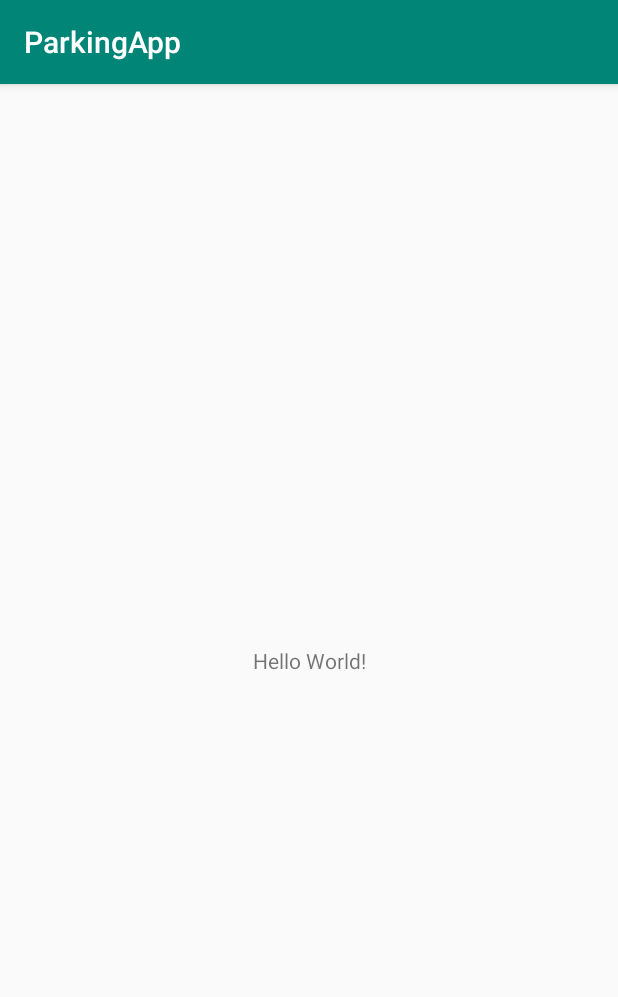
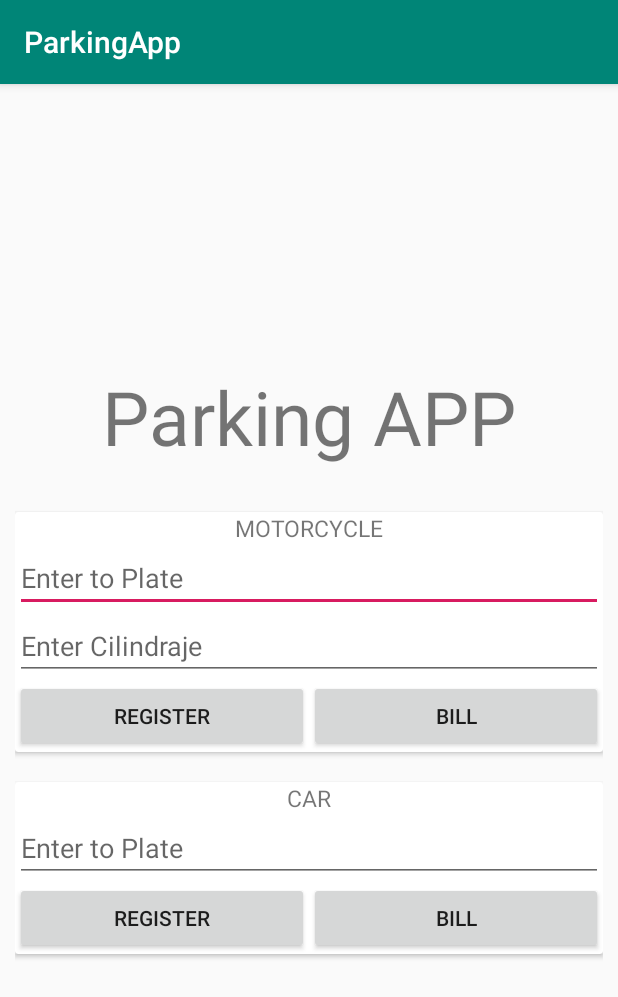
Before and after one commit to fabianmondragon/adn_ceiba_parking, an Android app: the screen it shows after launch (MainActivity), on a phone screen of 412 x 824 dp. Shown: the top 997 px of the screen. Run offline under Robolectric (Android 15) with nearby library versions, the phone set to English and light mode, and no system bars; our stand-ins replace Dagger/Hilt's generated code, data binding.

```diff
--- a/app/src/main/AndroidManifest.xml
+++ b/app/src/main/AndroidManifest.xml
@@ -3,13 +3,14 @@
     package="com.example.parkingapp">
 
     <application
+        android:name=".di.BaseApplication"
         android:allowBackup="true"
         android:icon="@mipmap/ic_launcher"
         android:label="@string/app_name"
         android:roundIcon="@mipmap/ic_launcher_round"
         android:supportsRtl="true"
         android:theme="@style/AppTheme">
-        <activity android:name=".MainActivity">
+        <activity android:name=".view.MainActivity">
             <intent-filter>
                 <action android:name="android.intent.action.MAIN" />
 
--- a/app/src/main/java/com/example/parkingapp/MainActivity.java
+++ /dev/null
@@ -1,14 +0,0 @@
-package com.example.parkingapp;
-
-import androidx.appcompat.app.AppCompatActivity;
-
-import android.os.Bundle;
-
-public class MainActivity extends AppCompatActivity {
-
-    @Override
-    protected void onCreate(Bundle savedInstanceState) {
-        super.onCreate(savedInstanceState);
-        setContentView(R.layout.activity_main);
-    }
-}
--- /dev/null
+++ b/app/src/main/java/com/example/parkingapp/di/BaseApplication.java
@@ -0,0 +1,35 @@
+package com.example.parkingapp.di;
+
+import android.app.Application;
+import android.content.Context;
+
+import javax.inject.Inject;
+
+import dagger.android.AndroidInjector;
+import dagger.android.DispatchingAndroidInjector;
+import dagger.android.HasAndroidInjector;
+
+public class BaseApplication extends Application implements HasAndroidInjector {
+
+    @Inject
+    DispatchingAndroidInjector<Object> dispatchingAndroidInjector;
+
+    public static Context context;
+
+    @Override
+    public void onCreate() {
+        super.onCreate();
+        BaseApplication.context = getApplicationContext();
+        DaggerCeibaComponent.builder().build().inject(this);
+      //  DaggerCeibaComponent.create().inject(this);
+
+    }
+    public static Context getAppContext() {
+        return BaseApplication.context;
+    }
+
+    @Override
+    public AndroidInjector<Object> androidInjector() {
+        return dispatchingAndroidInjector;
+    }
+}
--- /dev/null
+++ b/app/src/main/java/com/example/parkingapp/di/ViewModeModule.java
@@ -0,0 +1,20 @@
+package com.example.parkingapp.di;
+
+import com.example.parkingapp.repository.ParkingRepository;
+import com.example.parkingapp.viewmodel.ParkingViewModel;
+
+import javax.inject.Singleton;
+
+
+import dagger.Module;
+import dagger.Provides;
+
+@Module
+public class ViewModeModule {
+
+
+    @Singleton
+    @Provides
+    ParkingViewModel parkingViewModel (ParkingRepository parkingRepository){return new ParkingViewModel(parkingRepository);}
+
+}
--- /dev/null
+++ b/app/src/main/java/com/example/parkingapp/repository/ParkingRepository.java
@@ -0,0 +1,11 @@
+package com.example.parkingapp.repository;
+
+import javax.inject.Inject;
+
+public class ParkingRepository {
+
+    @Inject
+    public ParkingRepository() {
+    }
+
+}
--- /dev/null
+++ b/app/src/main/java/com/example/parkingapp/view/MainActivity.java
@@ -0,0 +1,83 @@
+package com.example.parkingapp.view;
+
+import androidx.appcompat.app.AppCompatActivity;
+
+import androidx.databinding.DataBindingUtil;
+import androidx.recyclerview.widget.RecyclerView;
+
+import android.app.ProgressDialog;
+import android.os.Bundle;
+import android.widget.EditText;
+import android.widget.Toast;
+
+import com.example.parkingapp.R;
+import com.example.parkingapp.databinding.ActivityMainBinding;
+import com.example.parkingapp.viewmodel.ParkingViewModel;
+
+import javax.inject.Inject;
+
+import dagger.android.AndroidInjection;
+
+public class MainActivity extends AppCompatActivity {
+
+    @Inject
+    ParkingViewModel parkingViewModel;
+
+    private RecyclerView recyclerView;
+    private RecyclerView.Adapter mAdapter;
+
+    private EditText editTextSearch ;
+    ProgressDialog progress;
+
+    @Override
+    protected void onCreate(Bundle savedInstanceState) {
+        AndroidInjection.inject(this);
+        super.onCreate(savedInstanceState);
+        ActivityMainBinding binding = DataBindingUtil.setContentView(this, R.layout.activity_main);
+        binding.setParkingViewModel(parkingViewModel);
+        binding.setLifecycleOwner  (this);
+        validateLoadUser();
+    }
+
+    @Override
+    protected void onStart() {
+        super.onStart();
+    }
+
+    public void validateLoadUser (){
+
+        //userViewModel.getUserInDB(this);
+
+    }
+
+
+    public void callWebService (){
+        progress.show();
+        Toast.makeText(this, "WEB SERVICE", Toast.LENGTH_LONG).show();
+
+       /* userViewModel.getUsers(this).observe(this, new Observer<List<User>>() {
+            @Override
+            public void onChanged(List<User> users) {
+                listUser.addAll(users);
+                mAdapter.notifyDataSetChanged();
+                progress.dismiss();
+
+            }
+        });*/
+    }
+    // public void reloadFromDatabase(List<User> userList) {
+    //   Toast.makeText(this, "BASE DE DATOS", Toast.LENGTH_LONG).show();
+//        ((UserAdapter)mAdapter).setmDataset(userList);
+    //       mAdapter.notifyDataSetChanged();
+
+    //}
+    public void setCreateDialog (){
+        progress = new ProgressDialog(this);
+        progress.setTitle("Loading");
+        progress.setMessage("Wait while loading...");
+        progress.setCancelable(false);
+
+
+
+    }
+}
--- /dev/null
+++ b/app/src/main/java/com/example/parkingapp/viewmodel/ParkingViewModel.java
@@ -0,0 +1,50 @@
+package com.example.parkingapp.viewmodel;
+
+import androidx.lifecycle.MutableLiveData;
+import androidx.lifecycle.ViewModel;
+
+
+import com.example.parkingapp.repository.ParkingRepository;
+
+import javax.inject.Inject;
+
+
+
+public class ParkingViewModel extends ViewModel {
+
+    @Inject
+    public ParkingViewModel(ParkingRepository parkingRepository) {
+        this.parkingRepository = parkingRepository;
+    }
+
+    private ParkingRepository parkingRepository;
+    public MutableLiveData<String> plateMoto = new MutableLiveData();
+    public MutableLiveData<String> plateCar = new MutableLiveData();
+    public MutableLiveData<String> cilindrajeMoto = new MutableLiveData();
+
+    public void onClickRegister (){
+        //Car car = new Car(plateCar.toString());
+        //parkingRepository.registerCar(car);
+    }
+    public void onClickRegisterMotorCycle (){
+        //Motorcycle motorcycle =new Motorcycle(plateMoto.toString());
+        //parkingRepository.registerMotorcycle(motorcycle);
+
+    }
+    public void onClickBillMotorCycle ()
+    {
+
+    }
+    public void onClickRegisterCar()
+    {
+
+    }
+    public void onClickBillCar ()
+    {
+        //parkingRepository.getCar();
+    }
+
+
+
+
+}
--- a/app/src/main/res/layout/activity_main.xml
+++ b/app/src/main/res/layout/activity_main.xml
@@ -1,18 +1,130 @@
 <?xml version="1.0" encoding="utf-8"?>
-<androidx.constraintlayout.widget.ConstraintLayout xmlns:android="http://schemas.android.com/apk/res/android"
-    xmlns:app="http://schemas.android.com/apk/res-auto"
-    xmlns:tools="http://schemas.android.com/tools"
-    android:layout_width="match_parent"
-    android:layout_height="match_parent"
-    tools:context=".MainActivity">
+<layout xmlns:android="http://schemas.android.com/apk/res/android"
+    xmlns:tools="http://schemas.android.com/tools">
+    <data>
 
-    <TextView
-        android:layout_width="wrap_content"
-        android:layout_height="wrap_content"
-        android:text="Hello World!"
-        app:layout_constraintBottom_toBottomOf="parent"
-        app:layout_constraintLeft_toLeftOf="parent"
-        app:layout_constraintRight_toRightOf="parent"
-        app:layout_constraintTop_toTopOf="parent" />
+        <variable name="parkingViewModel" type="com.example.parkingapp.viewmodel.ParkingViewModel"/>
+    </data>
+    <LinearLayout
+        android:layout_width="match_parent"
+        android:layout_height="match_parent"
+        android:orientation="vertical"
+        android:gravity="center"
+        android:padding="10dp">
+        <TextView
+            android:layout_width="wrap_content"
+            android:layout_height="wrap_content"
+            android:textSize="50dp"
+            android:text="@string/title_app"
+            android:layout_marginBottom="30dp">
 
-</androidx.constraintlayout.widget.ConstraintLayout>
+        </TextView>
+
+        <androidx.cardview.widget.CardView
+            android:layout_width="match_parent"
+            android:layout_height="wrap_content"
+            >
+
+            <LinearLayout
+                android:layout_width="match_parent"
+                android:layout_height="wrap_content"
+                android:gravity="center"
+                android:orientation="vertical">
+                <TextView
+                    android:layout_width="match_parent"
+                    android:layout_height="wrap_content"
+                    android:textSize="15dp"
+                    android:gravity="center"
+                    android:text="@string/title_app_motos">
+
+                </TextView>
+
+                <EditText
+                    android:layout_width="match_parent"
+                    android:layout_height="wrap_content"
+                    android:text="@={parkingViewModel.plateMoto}"
+                    android:hint="@string/enter_plate">
+                </EditText>
+
+                <EditText
+                    android:layout_width="match_parent"
+                    android:layout_height="wrap_content"
+                    android:hint="@string/enter_cilindraje"
+                    android:inputType="number"
+                    android:text="@={parkingViewModel.cilindrajeMoto}"></EditText>
+                <LinearLayout
+                    android:layout_width="match_parent"
+                    android:layout_height="match_parent"
+                    android:orientation="horizontal"
+                    >
+                    <Button
+                        android:layout_weight="1"
+                        android:layout_width="0dp"
+                        android:layout_height="wrap_content"
+                        android:text="@string/enter"
+                        android:onClick="@{() -> parkingViewModel.onClickRegisterMotorCycle()}">
+                    </Button>
+                    <Button
+                        android:layout_weight="1"
+                        android:layout_width="0dp"
+                        android:layout_height="wrap_content"
+                        android:text="@string/bill"
+                        android:onClick="@{() -> parkingViewModel.onClickBillMotorCycle()}">
+                    </Button>
+                </LinearLayout>
+
+            </LinearLayout>
+        </androidx.cardview.widget.CardView>
+
+        <androidx.cardview.widget.CardView
+            android:layout_width="match_parent"
+            android:layout_height="wrap_content"
+            android:layout_marginTop="20dp"
+            >
+            <LinearLayout
+                android:layout_width="match_parent"
+                android:layout_height="wrap_content"
+                android:gravity="center"
+                android:orientation="vertical">
+
+                <TextView
+                    android:layout_width="match_parent"
+                    android:layout_height="wrap_content"
+                    android:textSize="15dp"
+                    android:gravity="center"
+                    android:text="@string/title_app_car">
+
+                </TextView>
+
+
+                <EditText
+                    android:layout_width="match_parent"
+                    android:layout_height="wrap_content"
+                    android:text="@={parkingViewModel.plateCar}"
+                    android:hint="@string/enter_plate">
+                </EditText>
+                <LinearLayout
+                    android:layout_width="match_parent"
+                    android:layout_height="match_parent"
+                    android:orientation="horizontal"
+                    >
+                    <Button
+                        android:layout_weight="1"
+                        android:layout_width="0dp"
+                        android:layout_height="wrap_content"
+                        android:text="@string/enter"
+                        android:onClick="@{() -> parkingViewModel.onClickRegisterCar()}">
+                    </Button>
+                    <Button
+                        android:layout_weight="1"
+                        android:layout_width="0dp"
+                        android:layout_height="wrap_content"
+                        android:text="@string/bill"
+                        android:onClick="@{() -> parkingViewModel.onClickBillCar()}">
+                    </Button>
+                </LinearLayout>
+
+            </LinearLayout>
+        </androidx.cardview.widget.CardView>
+    </LinearLayout>
+</layout>
--- a/app/src/main/res/values/strings.xml
+++ b/app/src/main/res/values/strings.xml
@@ -1,3 +1,12 @@
 <resources>
     <string name="app_name">ParkingApp</string>
+
+    <string name="title_app_motos">MOTORCYCLE</string>
+    <string name="title_app_car">CAR</string>
+    <string name="title_app">Parking APP</string>
+    <string name="enter_plate">Enter to Plate </string>
+    <string name="enter">Register </string>
+    <string name="bill">Bill </string>
+    <string name ="enter_cilindraje">Enter Cilindraje</string>
+
 </resources>
```
Also changed, not shown: app/build.gradle (+45 -0 lines), app/src/main/java/com/example/parkingapp/di/CeibaActivityModule.java (added, +22 -0 lines), app/src/main/java/com/example/parkingapp/di/CeibaActivitySubComponent.java (added, +13 -0 lines), app/src/main/java/com/example/parkingapp/di/CeibaActivitySubModule.java (added, +17 -0 lines), app/src/main/java/com/example/parkingapp/di/CeibaComponent.java (added, +19 -0 lines), app/src/main/java/com/example/parkingapp/di/DataBaseModule.java (added, +29 -0 lines).
